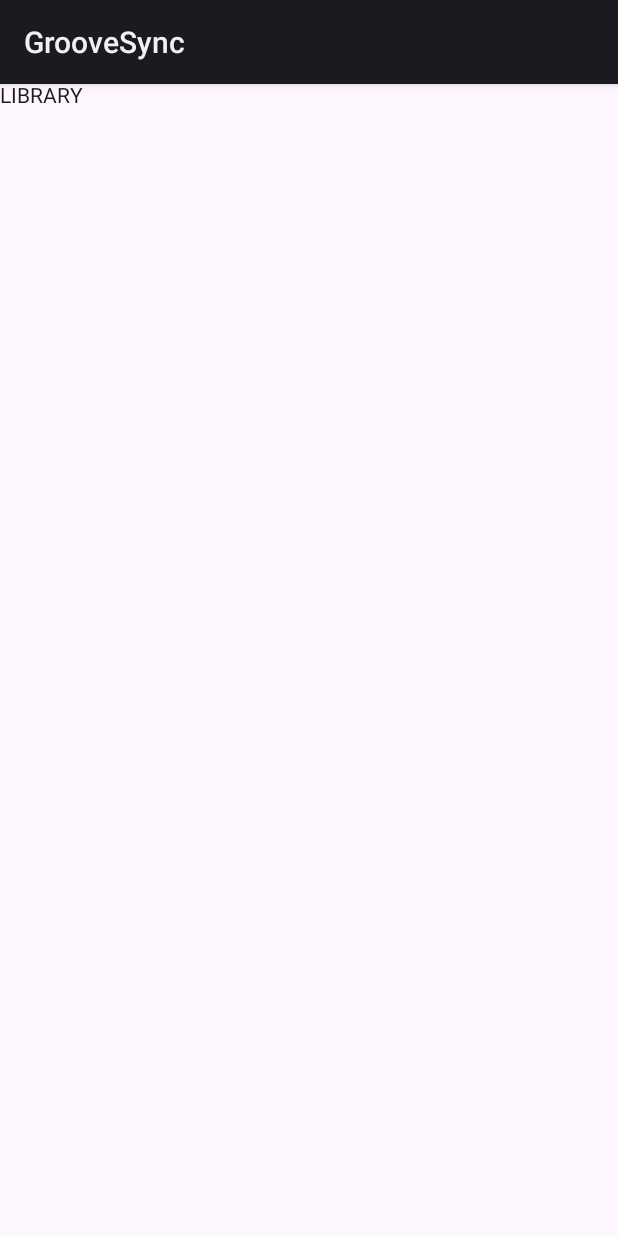
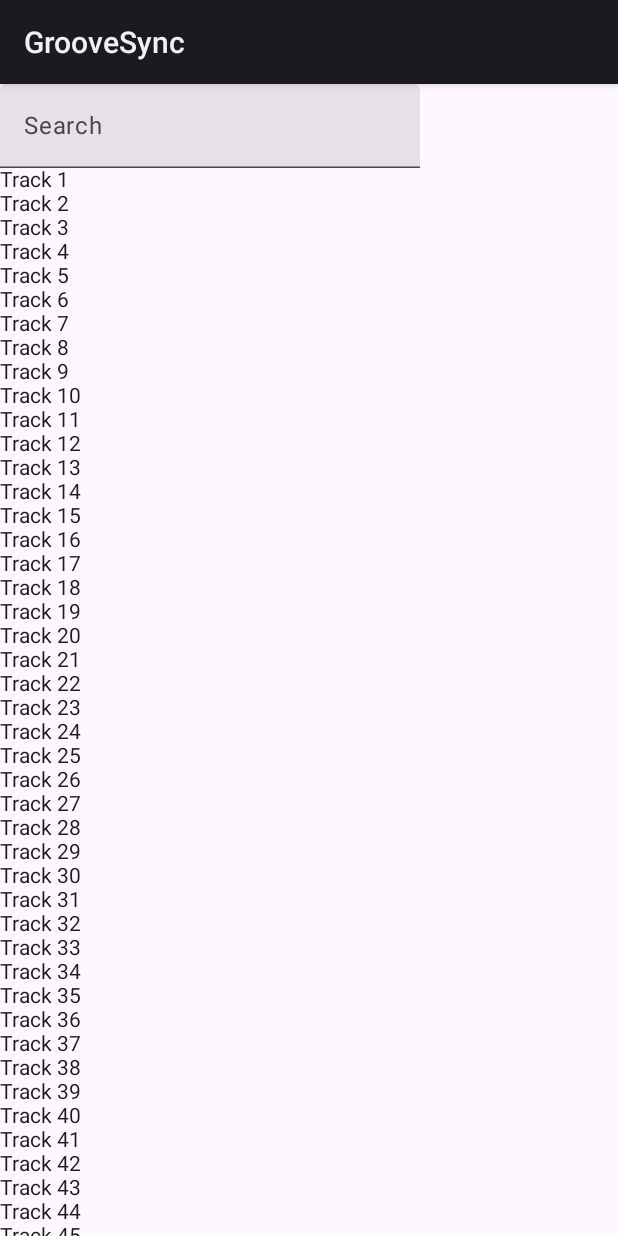
Before and after one commit to Vic-41148/GrooveSync, an Android app built with Jetpack Compose: the LIBRARY screen opened through its navigation route, on a phone screen of 412 x 824 dp. Run offline under Robolectric (Android 15) with nearby library versions, the phone set to English and light mode, and no system bars.

Commit message:
feat: add virtualized 50k-track library screen
Signed-off-by: Vic-41148 <adityashibu275898@gmail.com>

```diff
--- a/android/src/main/java/com/groovesync/android/MainActivity.kt
+++ b/android/src/main/java/com/groovesync/android/MainActivity.kt
@@ -3,10 +3,19 @@ package com.groovesync.android
 import android.os.Bundle
 import androidx.activity.ComponentActivity
 import androidx.activity.compose.setContent
+import androidx.compose.foundation.layout.Column
+import androidx.compose.foundation.layout.fillMaxSize
 import androidx.compose.foundation.layout.padding
+import androidx.compose.foundation.lazy.LazyColumn
+import androidx.compose.foundation.lazy.items
 import androidx.compose.material3.Scaffold
 import androidx.compose.material3.Text
+import androidx.compose.material3.TextField
 import androidx.compose.runtime.Composable
+import androidx.compose.runtime.getValue
+import androidx.compose.runtime.mutableStateOf
+import androidx.compose.runtime.remember
+import androidx.compose.runtime.setValue
 import androidx.compose.ui.Modifier
 import androidx.navigation.compose.NavHost
 import androidx.navigation.compose.composable
@@ -26,8 +35,23 @@ fun GrooveSyncApp() {
     Scaffold { padding ->
         NavHost(navController = navController, startDestination = Destination.HOME.name, modifier = Modifier.padding(padding)) {
             Destination.entries.forEach { destination ->
-                composable(destination.name) { Text(destination.name) }
+                composable(destination.name) {
+                    if (destination == Destination.LIBRARY) LibraryScreen() else Text(destination.name)
+                }
             }
         }
     }
 }
+
+@Composable
+fun LibraryScreen() {
+    var query by remember { mutableStateOf("") }
+    val tracks = remember { (1..50_000).map { "Track $it" } }
+    val visible = if (query.isBlank()) tracks else tracks.filter { it.contains(query, ignoreCase = true) }
+    Column(Modifier.fillMaxSize()) {
+        TextField(value = query, onValueChange = { query = it }, label = { Text("Search") })
+        LazyColumn(Modifier.fillMaxSize()) {
+            items(visible, key = { it }) { Text(it) }
+        }
+    }
+}
```
